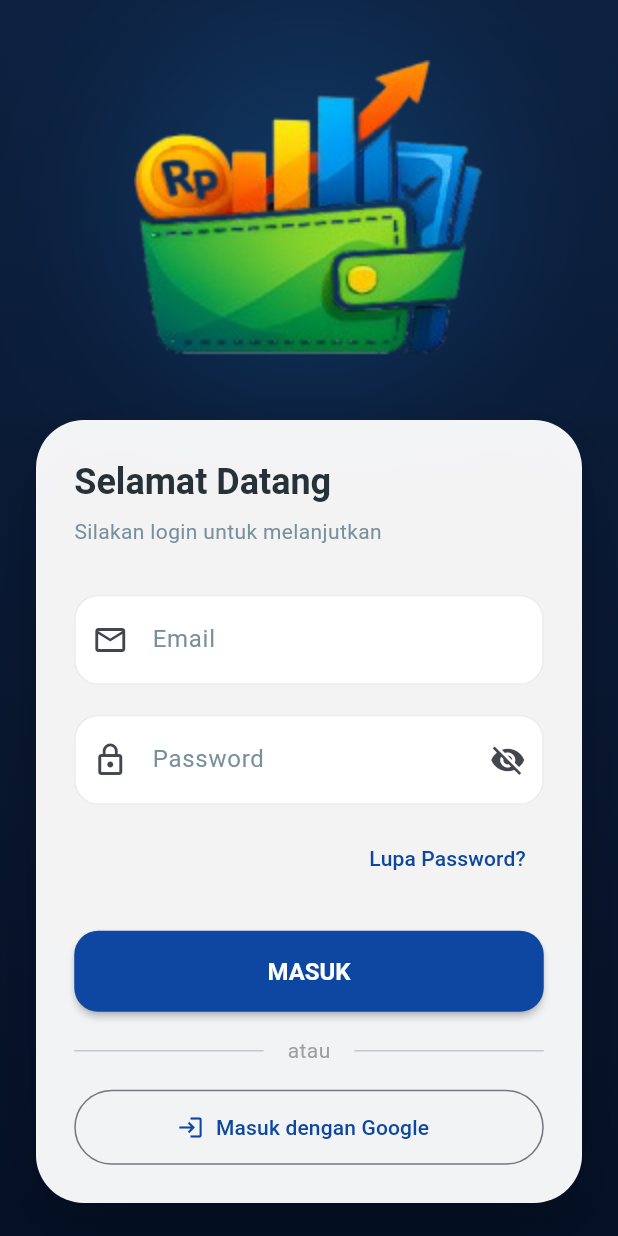
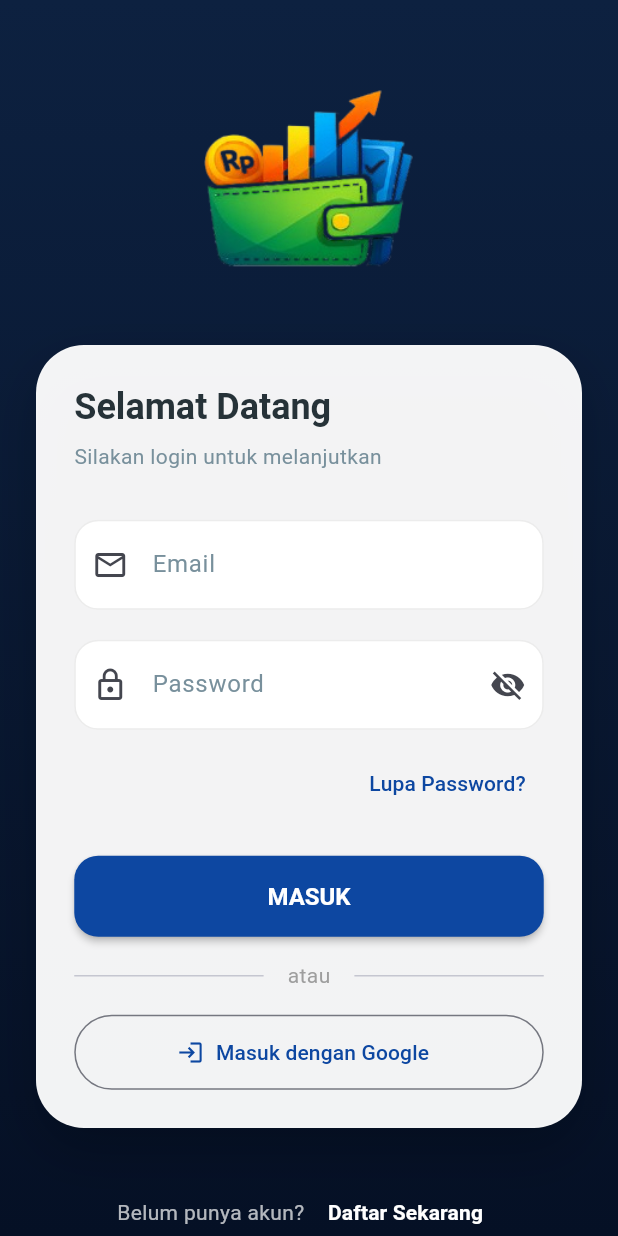
Before and after one commit to almusyaddad00-design/monetra-backend, a Flutter app: the screen it shows after launch, on a phone screen of 412 x 824 dp. Run offline on Flutter 3.47's test engine with Material 3 defaults, Android fonts, the phone set to English and light mode, and no system bars; our stand-ins replace dio, flutter_riverpod, go_router, shared_preferences, sqflite, sqflite_common_ffi and 2 more; accounts and stored records are empty; network calls fail.

Commit message:
Update login screen layout for new logo

```diff
--- a/mobile/lib/presentation/screens/auth/login_screen.dart
+++ b/mobile/lib/presentation/screens/auth/login_screen.dart
@@ -84,28 +84,19 @@
               child: Column(
                 crossAxisAlignment: CrossAxisAlignment.start,
                 children: [
-                  const SizedBox(height: 40),
-                  // Monetra Logo with Glow Effect
+                  const SizedBox(height: 60),
+                  // Monetra Logo
                   Center(
-                    child: Container(
-                      decoration: BoxDecoration(
-                        shape: BoxShape.circle,
-                        boxShadow: [
-                          BoxShadow(
-                            color: Colors.blue.withValues(alpha: 0.2),
-                            blurRadius: 100,
-                            spreadRadius: 20,
-                          ),
-                        ],
-                      ),
+                    child: Hero(
+                      tag: 'app_logo',
                       child: Image.asset(
                         'assets/images/logo_full.png',
-                        height: 200, // Slightly larger for impact
+                        height: 120, // Adjusted for landscape logo
                         fit: BoxFit.contain,
                       ),
                     ),
                   ),
-                  const SizedBox(height: 40),
+                  const SizedBox(height: 50),
                   Container(
                     padding: const EdgeInsets.all(24),
                     decoration: BoxDecoration(
```
